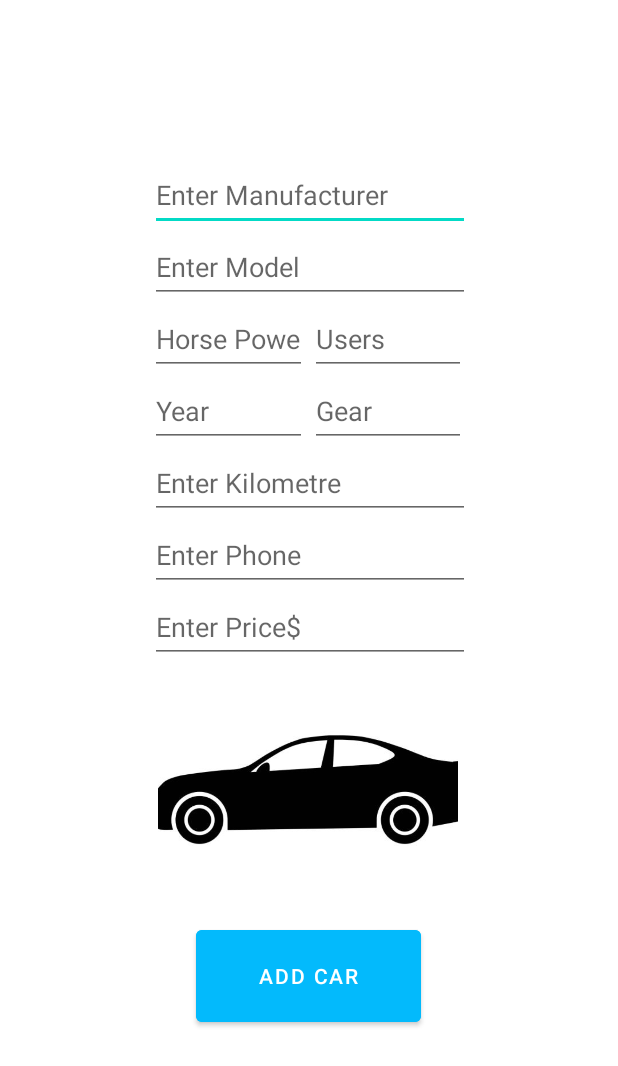
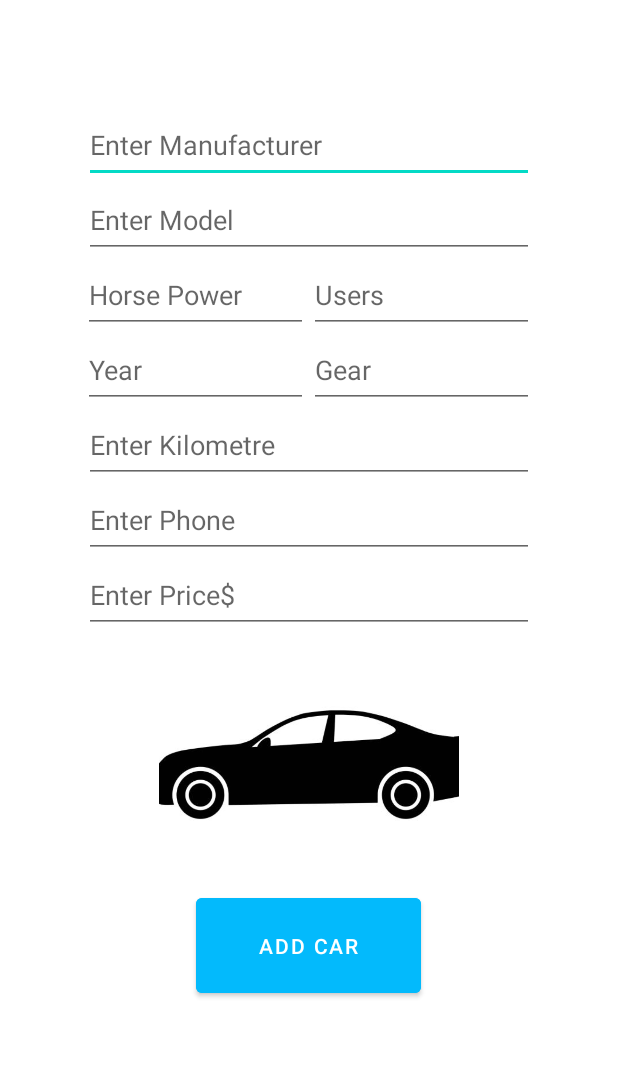
Before and after one commit to ItsTender/CarSLN, an Android app: the layout fragment_add_car.xml on its own in the app's theme, with its tools: preview values and no code run, on a phone screen of 412 x 824 dp. Shown: the top 1066 px of the screen. Run offline under Robolectric (Android 15) with nearby library versions, the phone set to English and light mode, and no system bars.

Commit message:
Some More Design Elements Implemented for better UI.

```diff
--- a/app/src/main/java/com/tawfeeq/carsln/MainActivity.java
+++ b/app/src/main/java/com/tawfeeq/carsln/MainActivity.java
@@ -24,7 +24,8 @@ public class MainActivity extends AppCompatActivity {
         super.onCreate(savedInstanceState);
         setContentView(R.layout.activity_main);
 
-
+        // To Hide The Top Bar For App Name.
+        getSupportActionBar().hide();
 
         bnv= findViewById(R.id.bottomNavigationView);
         fbs = FireBaseServices.getInstance();
--- a/app/src/main/java/com/tawfeeq/carsln/SearchFragment.java
+++ b/app/src/main/java/com/tawfeeq/carsln/SearchFragment.java
@@ -246,7 +246,7 @@ public class SearchFragment extends Fragment {
                                     { // Man and Mod are in
                                         if(none)
                                         { // none are in
-                                            if(car.getModel().contains(Mod)) search.add(car);
+                                            if(car.getManufacturer().toLowerCase().contains(Man.toLowerCase()) && car.getModel().contains(Mod)) search.add(car);
                                         }
                                         else
                                         {
--- a/app/src/main/res/layout/fragment_add_car.xml
+++ b/app/src/main/res/layout/fragment_add_car.xml
@@ -12,165 +12,152 @@
 
         <EditText
             android:id="@+id/etMan"
-            android:layout_width="wrap_content"
-            android:layout_height="wrap_content"
-            android:layout_marginTop="59dp"
-            android:layout_marginBottom="624dp"
+            android:layout_width="300dp"
+            android:layout_height="50dp"
+            android:layout_marginStart="55dp"
+            android:layout_marginTop="72dp"
+            android:layout_marginEnd="56dp"
             android:ems="10"
             android:hint="Enter Manufacturer"
             android:inputType="text"
             android:minHeight="48dp"
-            app:layout_constraintBottom_toBottomOf="parent"
-            app:layout_constraintStart_toStartOf="@+id/etBHP"
+            app:layout_constraintEnd_toEndOf="parent"
+            app:layout_constraintStart_toStartOf="parent"
             app:layout_constraintTop_toTopOf="parent" />
 
         <EditText
             android:id="@+id/etBHP"
-            android:layout_width="0dp"
-            android:layout_height="48dp"
-            android:layout_marginStart="100dp"
-            android:layout_marginTop="155dp"
-            android:layout_marginEnd="2dp"
-            android:layout_marginBottom="528dp"
+            android:layout_width="150dp"
+            android:layout_height="50dp"
+            android:layout_marginStart="55dp"
             android:ems="10"
             android:hint="Horse Power"
             android:inputType="number"
             android:minHeight="48dp"
-            app:layout_constraintBottom_toBottomOf="parent"
             app:layout_constraintEnd_toStartOf="@+id/etUsers"
             app:layout_constraintStart_toStartOf="parent"
-            app:layout_constraintTop_toTopOf="parent" />
+            app:layout_constraintTop_toBottomOf="@+id/etMod" />
 
         <EditText
             android:id="@+id/etTransmission"
-            android:layout_width="0dp"
-            android:layout_height="48dp"
-            android:layout_marginTop="203dp"
-            android:layout_marginEnd="101dp"
-            android:layout_marginBottom="480dp"
+            android:layout_width="150dp"
+            android:layout_height="50dp"
+            android:layout_marginEnd="56dp"
             android:ems="10"
             android:hint="Gear"
             android:inputType="text"
             android:minHeight="48dp"
-            app:layout_constraintBottom_toBottomOf="parent"
             app:layout_constraintEnd_toEndOf="parent"
             app:layout_constraintStart_toEndOf="@+id/etYear"
-            app:layout_constraintTop_toTopOf="parent" />
+            app:layout_constraintTop_toBottomOf="@+id/etUsers" />
 
         <EditText
             android:id="@+id/etYear"
-            android:layout_width="0dp"
-            android:layout_height="48dp"
-            android:layout_marginStart="100dp"
-            android:layout_marginTop="203dp"
-            android:layout_marginEnd="2dp"
-            android:layout_marginBottom="480dp"
+            android:layout_width="150dp"
+            android:layout_height="50dp"
+            android:layout_marginStart="55dp"
             android:ems="10"
             android:hint="Year"
             android:inputType="number"
             android:minHeight="48dp"
-            app:layout_constraintBottom_toBottomOf="parent"
             app:layout_constraintEnd_toStartOf="@+id/etTransmission"
             app:layout_constraintStart_toStartOf="parent"
-            app:layout_constraintTop_toTopOf="parent" />
+            app:layout_constraintTop_toBottomOf="@+id/etBHP" />
 
         <EditText
             android:id="@+id/etUsers"
-            android:layout_width="0dp"
-            android:layout_height="48dp"
-            android:layout_marginTop="155dp"
-            android:layout_marginEnd="101dp"
-            android:layout_marginBottom="528dp"
+            android:layout_width="150dp"
+            android:layout_height="50dp"
+            android:layout_marginEnd="56dp"
             android:ems="10"
             android:hint="Users"
             android:inputType="number"
             android:minHeight="48dp"
-            app:layout_constraintBottom_toBottomOf="parent"
             app:layout_constraintEnd_toEndOf="parent"
             app:layout_constraintStart_toEndOf="@+id/etBHP"
-            app:layout_constraintTop_toTopOf="parent" />
+            app:layout_constraintTop_toBottomOf="@+id/etMod" />
 
         <EditText
             android:id="@+id/etPrice"
-            android:layout_width="wrap_content"
-            android:layout_height="wrap_content"
-            android:layout_marginTop="347dp"
-            android:layout_marginBottom="336dp"
+            android:layout_width="300dp"
+            android:layout_height="50dp"
+            android:layout_marginStart="55dp"
+            android:layout_marginEnd="56dp"
             android:ems="10"
             android:hint="Enter Price$"
             android:inputType="number"
             android:minHeight="48dp"
-            app:layout_constraintBottom_toBottomOf="parent"
-            app:layout_constraintStart_toStartOf="@+id/etPhone"
-            app:layout_constraintTop_toTopOf="parent" />
+            app:layout_constraintEnd_toEndOf="parent"
+            app:layout_constraintStart_toStartOf="parent"
+            app:layout_constraintTop_toBottomOf="@+id/etPhone" />
 
         <EditText
             android:id="@+id/etKM"
-            android:layout_width="wrap_content"
-            android:layout_height="wrap_content"
-            android:layout_marginTop="251dp"
-            android:layout_marginBottom="432dp"
+            android:layout_width="300dp"
+            android:layout_height="50dp"
+            android:layout_marginStart="55dp"
+            android:layout_marginEnd="56dp"
             android:ems="10"
             android:hint="Enter Kilometre"
             android:inputType="number"
             android:minHeight="48dp"
-            app:layout_constraintBottom_toBottomOf="parent"
-            app:layout_constraintStart_toStartOf="@+id/etYear"
-            app:layout_constraintTop_toTopOf="parent" />
+            app:layout_constraintEnd_toEndOf="parent"
+            app:layout_constraintStart_toStartOf="parent"
+            app:layout_constraintTop_toBottomOf="@+id/etTransmission" />
 
         <EditText
             android:id="@+id/etMod"
-            android:layout_width="wrap_content"
-            android:layout_height="wrap_content"
-            android:layout_marginTop="107dp"
-            android:layout_marginBottom="576dp"
+            android:layout_width="300dp"
+            android:layout_height="50dp"
+            android:layout_marginStart="55dp"
+            android:layout_marginEnd="56dp"
             android:ems="10"
             android:hint="Enter Model"
             android:inputType="text"
             android:minHeight="48dp"
-            app:layout_constraintBottom_toBottomOf="parent"
-            app:layout_constraintStart_toStartOf="@+id/etMan"
-            app:layout_constraintTop_toTopOf="parent" />
+            app:layout_constraintEnd_toEndOf="parent"
+            app:layout_constraintStart_toStartOf="parent"
+            app:layout_constraintTop_toBottomOf="@+id/etMan" />
 
         <EditText
             android:id="@+id/etPhone"
-            android:layout_width="wrap_content"
-            android:layout_height="wrap_content"
-            android:layout_marginTop="299dp"
-            android:layout_marginBottom="384dp"
+            android:layout_width="300dp"
+            android:layout_height="50dp"
+            android:layout_marginStart="55dp"
+            android:layout_marginEnd="56dp"
             android:ems="10"
             android:hint="Enter Phone"
             android:inputType="number"
             android:minHeight="48dp"
-            app:layout_constraintBottom_toBottomOf="parent"
-            app:layout_constraintStart_toStartOf="@+id/etKM"
-            app:layout_constraintTop_toTopOf="parent" />
+            app:layout_constraintEnd_toEndOf="parent"
+            app:layout_constraintStart_toStartOf="parent"
+            app:layout_constraintTop_toBottomOf="@+id/etKM" />
 
         <com.google.android.material.imageview.ShapeableImageView
             android:id="@+id/ivAddCar"
             android:layout_width="200dp"
             android:layout_height="140dp"
-            android:layout_marginTop="405dp"
-            android:layout_marginBottom="181dp"
+            android:layout_marginStart="105dp"
+            android:layout_marginTop="15dp"
+            android:layout_marginEnd="106dp"
             android:adjustViewBounds="true"
             android:scaleType="centerCrop"
-            app:shapeAppearance="@style/RoundShape.App.8percent"
             android:src="@drawable/carplain"
-            app:layout_constraintBottom_toBottomOf="parent"
             app:layout_constraintEnd_toEndOf="parent"
-            app:layout_constraintHorizontal_bias="0.497"
             app:layout_constraintStart_toStartOf="parent"
-            app:layout_constraintTop_toTopOf="parent" />
+            app:layout_constraintTop_toBottomOf="@+id/etPrice"
+            app:shapeAppearance="@style/RoundShape.App.8percent" />
 
         <Button
             android:id="@+id/btnAdd"
             android:layout_width="150dp"
-            android:layout_height="73dp"
-            android:layout_marginTop="20dp"
+            android:layout_height="75dp"
+            android:layout_marginStart="130dp"
+            android:layout_marginTop="15dp"
+            android:layout_marginEnd="131dp"
             android:backgroundTint="@color/Blue700"
             android:text="Add Car"
             app:layout_constraintEnd_toEndOf="parent"
-            app:layout_constraintHorizontal_bias="0.498"
             app:layout_constraintStart_toStartOf="parent"
             app:layout_constraintTop_toBottomOf="@+id/ivAddCar" />
 
--- a/app/src/main/res/layout/fragment_detailed.xml
+++ b/app/src/main/res/layout/fragment_detailed.xml
@@ -15,7 +15,7 @@
             android:layout_width="380dp"
             android:layout_height="250dp"
             android:layout_marginStart="15dp"
-            android:layout_marginTop="30dp"
+            android:layout_marginTop="60dp"
             android:layout_marginEnd="16dp"
             android:adjustViewBounds="true"
             android:scaleType="centerCrop"
--- a/app/src/main/res/layout/fragment_forgot_pass.xml
+++ b/app/src/main/res/layout/fragment_forgot_pass.xml
@@ -44,7 +44,7 @@
             android:layout_width="150dp"
             android:layout_height="150dp"
             android:layout_marginStart="130dp"
-            android:layout_marginTop="100dp"
+            android:layout_marginTop="150dp"
             android:layout_marginEnd="131dp"
             android:src="@drawable/generic_icon"
             app:layout_constraintEnd_toEndOf="parent"
--- a/app/src/main/res/layout/fragment_log_in.xml
+++ b/app/src/main/res/layout/fragment_log_in.xml
@@ -61,7 +61,7 @@
             android:layout_width="150dp"
             android:layout_height="150dp"
             android:layout_marginStart="130dp"
-            android:layout_marginTop="60dp"
+            android:layout_marginTop="130dp"
             android:layout_marginEnd="130dp"
             android:src="@drawable/generic_icon"
             app:layout_constraintEnd_toEndOf="parent"
--- a/app/src/main/res/layout/fragment_profile.xml
+++ b/app/src/main/res/layout/fragment_profile.xml
@@ -17,7 +17,7 @@
             android:layout_height="60dp"
             android:layout_marginStart="66dp"
             android:layout_marginEnd="66dp"
-            android:layout_marginBottom="50dp"
+            android:layout_marginBottom="35dp"
             android:backgroundTint="@color/Blue700"
             android:text="LogOut/SignOut"
             app:layout_constraintBottom_toBottomOf="parent"
@@ -29,11 +29,12 @@
             android:layout_width="398dp"
             android:layout_height="63dp"
             android:layout_marginStart="6dp"
-            android:layout_marginTop="25dp"
+            android:layout_marginTop="40dp"
             android:layout_marginEnd="7dp"
             android:fontFamily="sans-serif"
+            android:gravity="center"
             android:text=""
-            android:textSize="22sp"
+            android:textSize="20sp"
             app:layout_constraintEnd_toEndOf="parent"
             app:layout_constraintStart_toStartOf="parent"
             app:layout_constraintTop_toTopOf="parent" />
--- a/app/src/main/res/layout/fragment_search.xml
+++ b/app/src/main/res/layout/fragment_search.xml
@@ -96,10 +96,10 @@
 
         <androidx.recyclerview.widget.RecyclerView
             android:id="@+id/RecyclerSearch"
-            android:layout_width="400dp"
-            android:layout_height="488dp"
+            android:layout_width="match_parent"
+            android:layout_height="500dp"
             android:layout_marginStart="5dp"
-            android:layout_marginTop="5dp"
+            android:layout_marginTop="15dp"
             android:layout_marginEnd="6dp"
             app:layout_constraintEnd_toEndOf="parent"
             app:layout_constraintHorizontal_bias="0.0"
--- a/app/src/main/res/layout/fragment_sign_up.xml
+++ b/app/src/main/res/layout/fragment_sign_up.xml
@@ -61,7 +61,7 @@
             android:layout_width="150dp"
             android:layout_height="150dp"
             android:layout_marginStart="130dp"
-            android:layout_marginTop="60dp"
+            android:layout_marginTop="130dp"
             android:layout_marginEnd="130dp"
             android:src="@drawable/generic_icon"
             app:layout_constraintEnd_toEndOf="parent"
```
